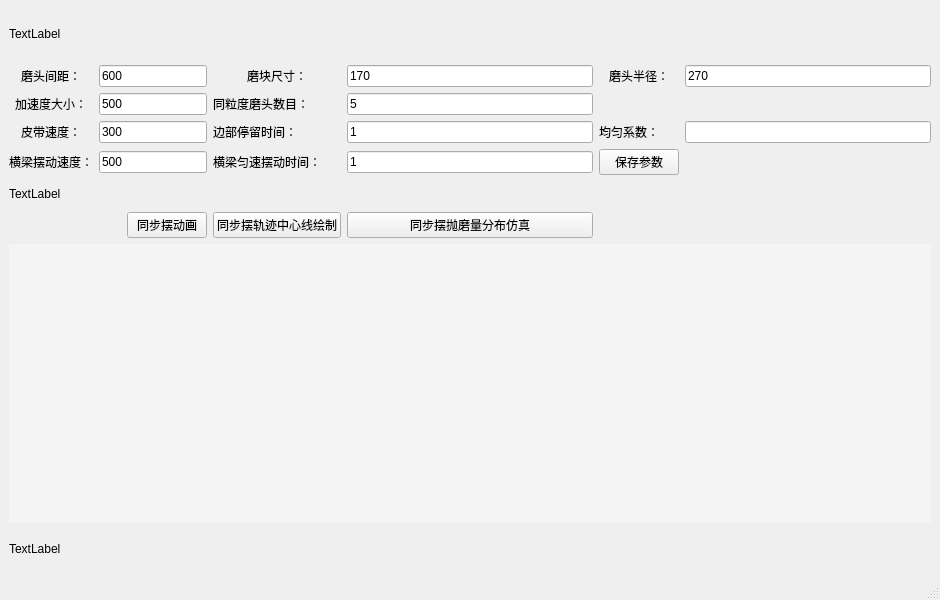
wuheideyun/PolishingParameterNew, file Equal_Sim.ui: the form before one commit.
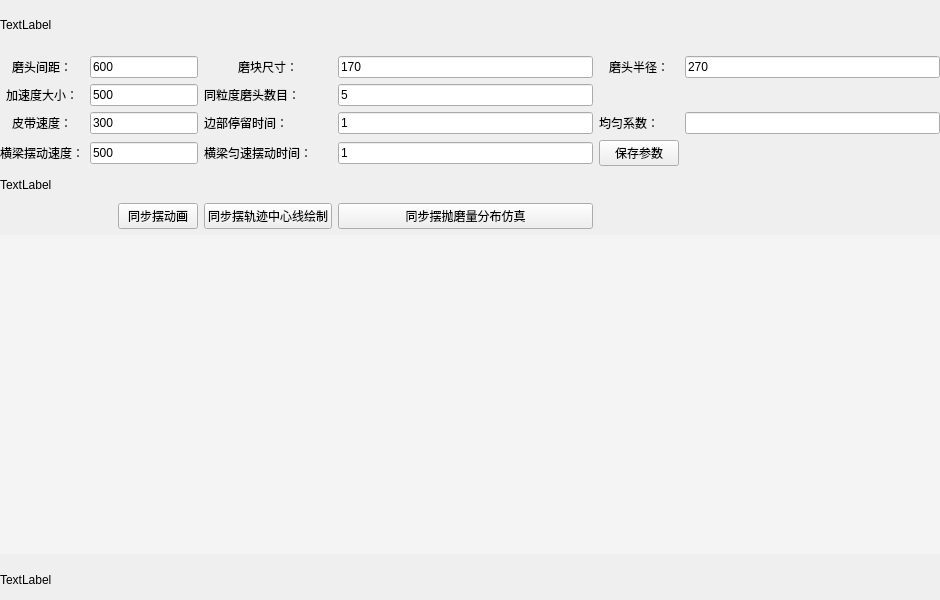
The form after the commit.

What changed in the file:
```diff
--- a/Equal_Sim.ui
+++ b/Equal_Sim.ui
@@ -18,6 +18,21 @@
   </property>
   <widget class="QWidget" name="centralwidget">
    <layout class="QGridLayout" name="gridLayout">
+    <property name="leftMargin">
+     <number>0</number>
+    </property>
+    <property name="topMargin">
+     <number>0</number>
+    </property>
+    <property name="rightMargin">
+     <number>0</number>
+    </property>
+    <property name="bottomMargin">
+     <number>0</number>
+    </property>
+    <property name="verticalSpacing">
+     <number>6</number>
+    </property>
     <item row="2" column="3">
      <widget class="QLabel" name="label_num">
       <property name="text">
@@ -255,17 +270,6 @@
     </item>
    </layout>
   </widget>
-  <widget class="QMenuBar" name="menubar">
-   <property name="geometry">
-    <rect>
-     <x>0</x>
-     <y>0</y>
-     <width>940</width>
-     <height>33</height>
-    </rect>
-   </property>
-  </widget>
-  <widget class="QStatusBar" name="statusbar"/>
  </widget>
  <resources/>
  <connections/>
```
